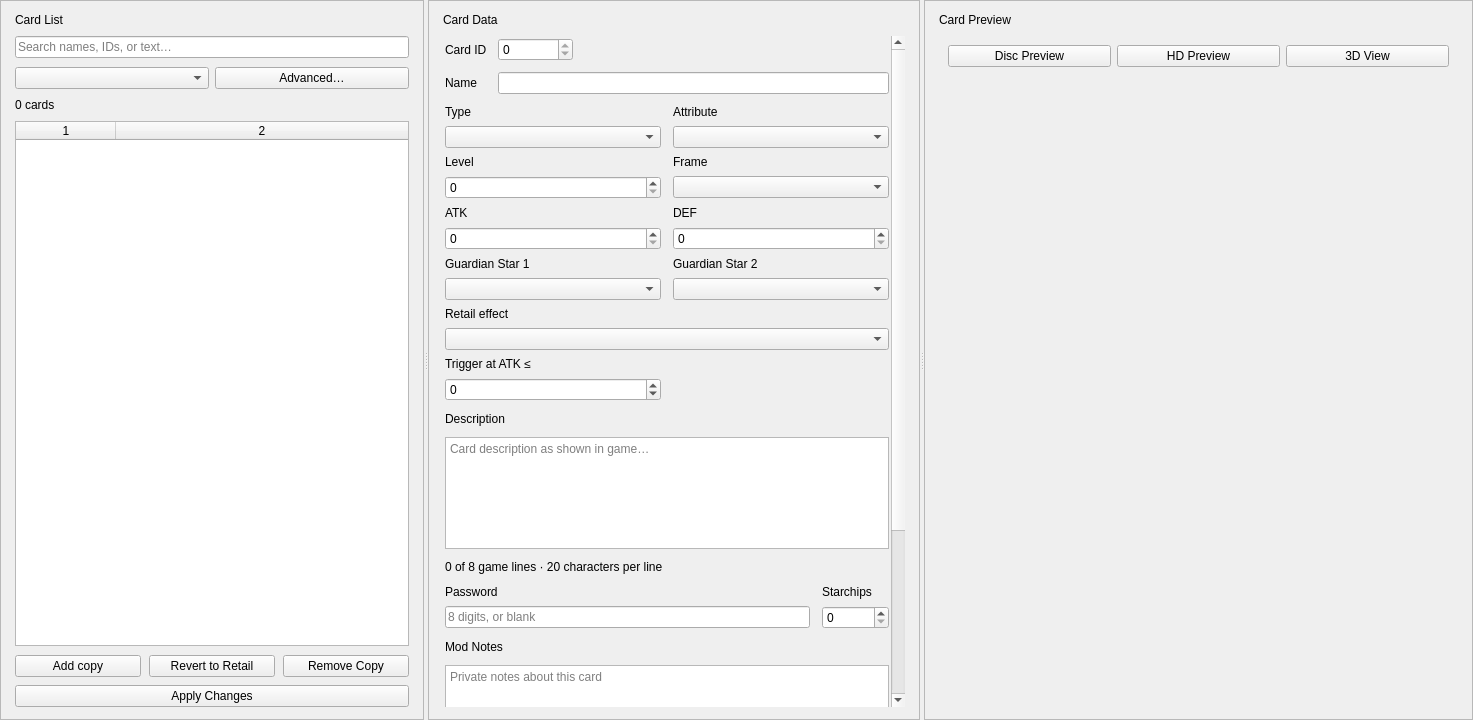
Before: the Qt Designer form tools/pc/fm_editor/ui/cards_page.ui in yamyi/YGOFM-DecompRecomp, drawn with Qt 5.
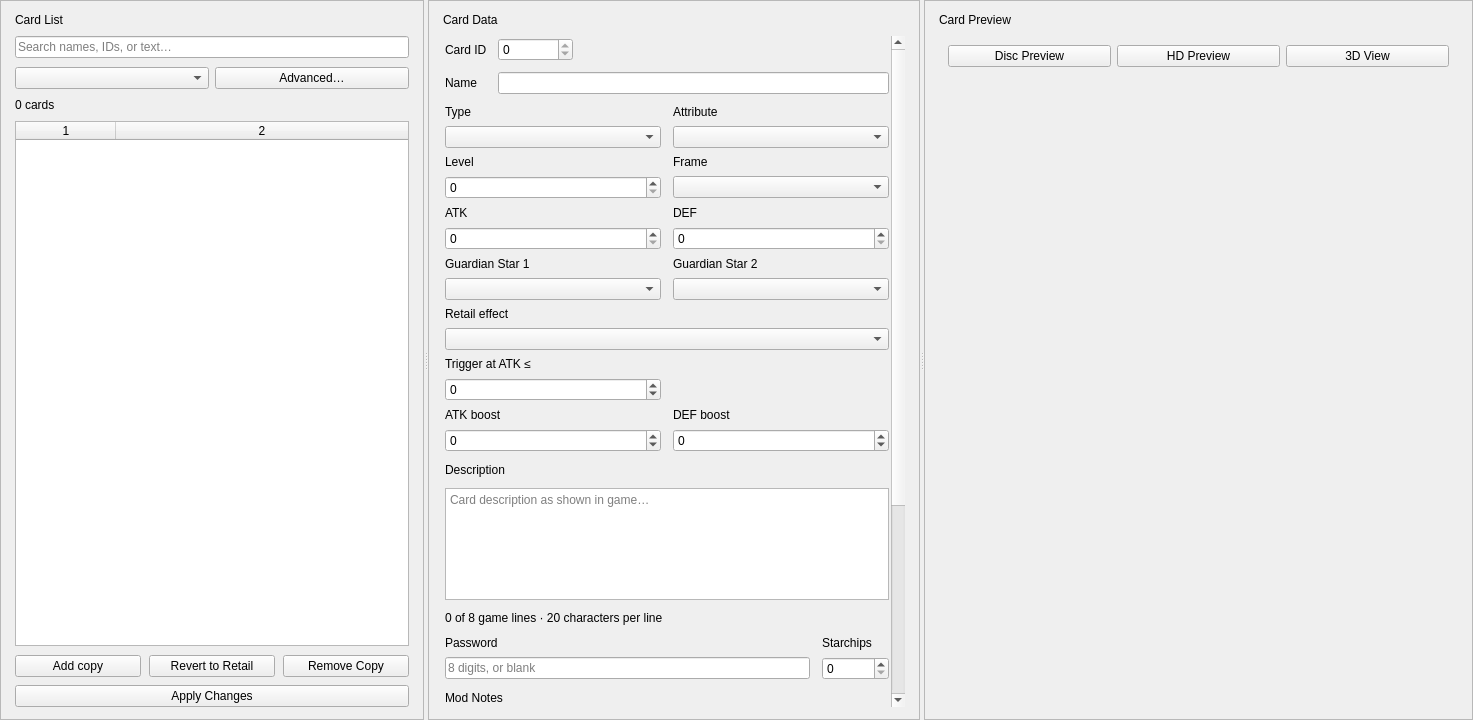
After: the same form once the commit is applied.

Commit message: FM Editor: the Qt window keeps up with the equips change

Diff of the .ui file:
```diff
--- a/tools/pc/fm_editor/ui/cards_page.ui
+++ b/tools/pc/fm_editor/ui/cards_page.ui
@@ -451,6 +451,46 @@
                </property>
               </widget>
              </item>
+             <item row="13" column="0">
+              <widget class="QLabel" name="equipAttackLabel">
+               <property name="text">
+                <string>ATK boost</string>
+               </property>
+              </widget>
+             </item>
+             <item row="13" column="1">
+              <widget class="QLabel" name="equipDefenseLabel">
+               <property name="text">
+                <string>DEF boost</string>
+               </property>
+              </widget>
+             </item>
+             <item row="14" column="0">
+              <widget class="QSpinBox" name="equipAttackSpin">
+               <property name="minimum">
+                <number>-32768</number>
+               </property>
+               <property name="maximum">
+                <number>32767</number>
+               </property>
+               <property name="singleStep">
+                <number>100</number>
+               </property>
+              </widget>
+             </item>
+             <item row="14" column="1">
+              <widget class="QSpinBox" name="equipDefenseSpin">
+               <property name="minimum">
+                <number>-32768</number>
+               </property>
+               <property name="maximum">
+                <number>32767</number>
+               </property>
+               <property name="singleStep">
+                <number>100</number>
+               </property>
+              </widget>
+             </item>
              <item row="12" column="0">
               <widget class="QSpinBox" name="trapThresholdSpin">
                <property name="minimum">
```
The commit also changes 4 other files.
